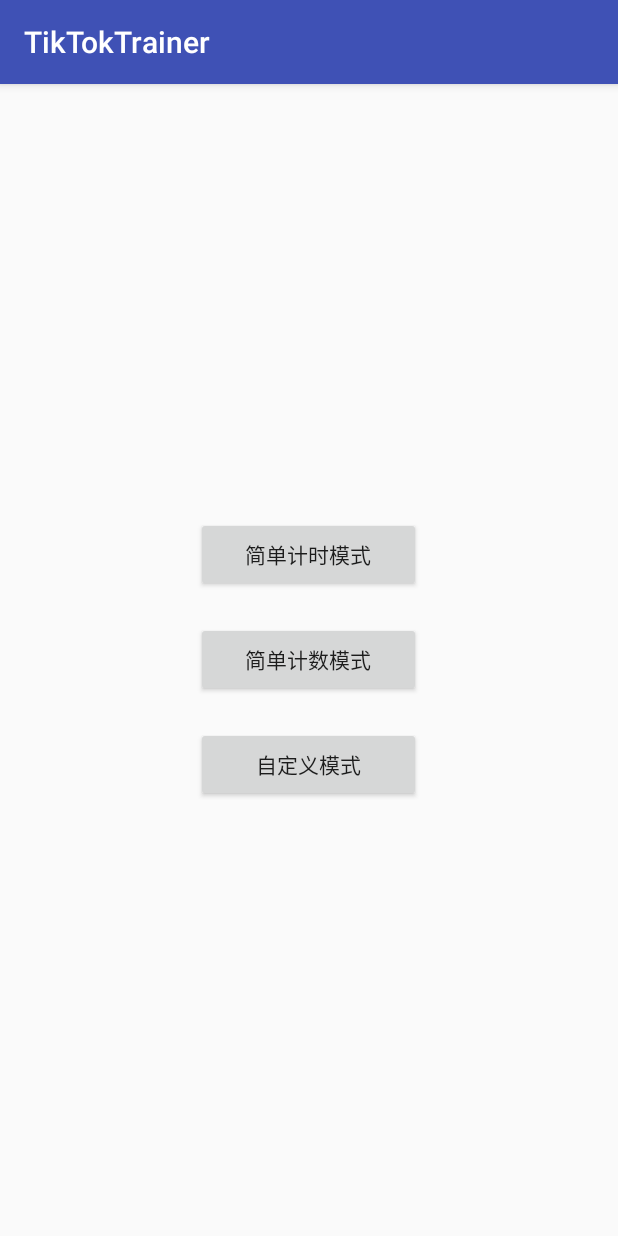
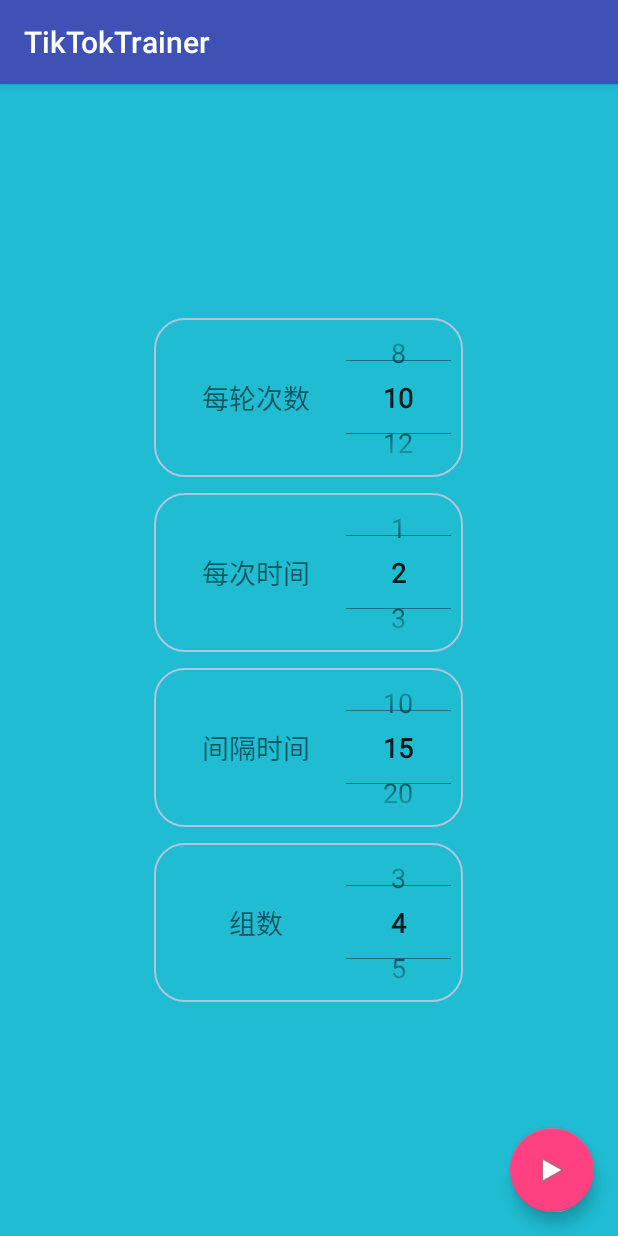
Before and after one commit to xiaoyuz/TikTokTrainer, an Android app: the screen it shows after launch (MainActivity), after a tap on "简单计数模式", on a phone screen of 412 x 824 dp. Run offline under Robolectric (Android 15) with nearby library versions, the phone set to English and light mode, and no system bars.

Commit message:
Count mode,

```diff
--- a/app/src/main/java/xiaoyuz/com/tiktoktrainer/constants/Values.kt
+++ b/app/src/main/java/xiaoyuz/com/tiktoktrainer/constants/Values.kt
@@ -2,3 +2,6 @@ package xiaoyuz.com.tiktoktrainer.constants
 
 val roundTimeValues = arrayOf("10", "15", "20", "25", "30", "35", "40", "45", "50", "55", "60")
 val restTimeValues = arrayOf("5", "10", "15", "20", "25", "30", "35", "40", "45", "50", "55", "60")
+
+val roundCountValues = arrayOf("5", "8", "10", "12", "15", "18", "20", "25", "30", "40", "50")
+val perTimeValues = arrayOf("1", "2", "3", "4", "5", "6")
--- /dev/null
+++ b/app/src/main/java/xiaoyuz/com/tiktoktrainer/contract/CountModeSettingContract.kt
@@ -0,0 +1,16 @@
+package xiaoyuz.com.tiktoktrainer.contract
+
+import xiaoyuz.com.tiktoktrainer.base.BasePresenter
+import xiaoyuz.com.tiktoktrainer.base.BaseView
+import xiaoyuz.com.tiktoktrainer.domain.TrainingSchedule
+
+interface CountModeSettingContract {
+
+    interface View : BaseView<Presenter> {
+        fun toTrainingFragment(schedules: List<TrainingSchedule>)
+    }
+
+    interface Presenter : BasePresenter {
+        fun start(roundCountIndex: Int, perTimeIndex: Int, restTimeIndex: Int, count: Int)
+    }
+}
--- /dev/null
+++ b/app/src/main/java/xiaoyuz/com/tiktoktrainer/contract/presenter/CountModeSettingPresenter.kt
@@ -0,0 +1,32 @@
+package xiaoyuz.com.tiktoktrainer.contract.presenter
+
+import xiaoyuz.com.tiktoktrainer.constants.*
+import xiaoyuz.com.tiktoktrainer.contract.CountModeSettingContract
+import xiaoyuz.com.tiktoktrainer.domain.TrainingSchedule
+
+class CountModeSettingPresenter(private val mView: CountModeSettingContract.View) : CountModeSettingContract.Presenter {
+
+    init {
+        mView.presenter = this
+    }
+
+    override fun subscribe() {
+    }
+
+    override fun unsubscribe() {
+    }
+
+    override fun start(roundCountIndex: Int, perTimeIndex: Int, restTimeIndex: Int, count: Int) {
+        val roundCount = roundCountValues[roundCountIndex].toInt()
+        val perTime = perTimeValues[perTimeIndex].toInt()
+        val restTime = restTimeValues[restTimeIndex].toInt()
+        val schedules = mutableListOf<TrainingSchedule>()
+        for (i in 0..count - 1) {
+            schedules.add(TrainingSchedule(mode = Mode.COUNT_MODE, type = ScheduleType.FIGHTING,
+                    count = roundCount, perTime = perTime))
+            schedules.add(TrainingSchedule(mode = Mode.TIME_MODE, type = ScheduleType.REST,
+                    time = restTime))
+        }
+        mView.toTrainingFragment(schedules)
+    }
+}
--- /dev/null
+++ b/app/src/main/java/xiaoyuz/com/tiktoktrainer/contract/view/CountModeSettingFragment.kt
@@ -0,0 +1,75 @@
+package xiaoyuz.com.tiktoktrainer.contract.view
+
+import android.os.Bundle
+import android.support.v4.app.Fragment
+import android.support.v7.app.AppCompatActivity
+import android.view.LayoutInflater
+import android.view.View
+import android.view.ViewGroup
+import com.google.gson.Gson
+import kotlinx.android.synthetic.main.fragment_count_mode_setting.*
+import xiaoyuz.com.tiktoktrainer.R
+import xiaoyuz.com.tiktoktrainer.constants.perTimeValues
+import xiaoyuz.com.tiktoktrainer.constants.restTimeValues
+import xiaoyuz.com.tiktoktrainer.constants.roundCountValues
+import xiaoyuz.com.tiktoktrainer.constants.roundTimeValues
+import xiaoyuz.com.tiktoktrainer.contract.CountModeSettingContract
+import xiaoyuz.com.tiktoktrainer.contract.presenter.TrainingPresenter
+import xiaoyuz.com.tiktoktrainer.domain.TrainingSchedule
+import xiaoyuz.com.tiktoktrainer.utils.addFragment
+
+class CountModeSettingFragment : Fragment(), CountModeSettingContract.View {
+
+    override lateinit var presenter: CountModeSettingContract.Presenter
+
+    override fun onViewCreated(view: View?, savedInstanceState: Bundle?) {
+        initNumberPicks()
+        startButton.setOnClickListener {
+            presenter.start(roundCount.value, perTime.value, restTime.value, count.value)
+        }
+    }
+
+    override fun onCreateView(inflater: LayoutInflater?, container: ViewGroup?,
+                              savedInstanceState: Bundle?)
+            = inflater?.inflate(R.layout.fragment_count_mode_setting, container, false)
+
+    private fun initNumberPicks() {
+        roundCount.apply {
+            displayedValues = roundCountValues
+            minValue = 0
+            maxValue = roundTimeValues.size - 1
+            value = 2
+        }
+        perTime.apply {
+            displayedValues = perTimeValues
+            minValue = 0
+            maxValue = perTimeValues.size - 1
+            value = 1
+        }
+        restTime.apply {
+            displayedValues = restTimeValues
+            minValue = 0
+            maxValue = restTimeValues.size - 1
+            value = 2
+        }
+        count.apply {
+            maxValue = 30
+            minValue = 1
+            value = 4
+        }
+    }
+
+    override fun toTrainingFragment(schedules: List<TrainingSchedule>) {
+        val schedulesJsonStr = Gson().toJson(schedules)
+        val trainingFragment = TrainingFragment().apply {
+            arguments = Bundle().apply { putString("schedules", schedulesJsonStr) }
+        }
+        TrainingPresenter(trainingFragment)
+        (activity as AppCompatActivity).addFragment(trainingFragment)
+    }
+
+    override fun onResume() {
+        super.onResume()
+        presenter.subscribe()
+    }
+}
--- a/app/src/main/java/xiaoyuz/com/tiktoktrainer/contract/view/MainFragment.kt
+++ b/app/src/main/java/xiaoyuz/com/tiktoktrainer/contract/view/MainFragment.kt
@@ -10,6 +10,7 @@ import kotlinx.android.synthetic.main.fragment_main.*
 import xiaoyuz.com.tiktoktrainer.R
 import xiaoyuz.com.tiktoktrainer.constants.Mode
 import xiaoyuz.com.tiktoktrainer.contract.MainContract
+import xiaoyuz.com.tiktoktrainer.contract.presenter.CountModeSettingPresenter
 import xiaoyuz.com.tiktoktrainer.contract.presenter.MainPresenter
 import xiaoyuz.com.tiktoktrainer.contract.presenter.TimeModeSettingPresenter
 import xiaoyuz.com.tiktoktrainer.utils.addFragment
@@ -34,6 +35,10 @@ class MainFragment : Fragment(), MainContract.View {
                 TimeModeSettingPresenter(it)
                 (activity as AppCompatActivity).addFragment(it)
             }
+            Mode.COUNT_MODE -> CountModeSettingFragment().also {
+                CountModeSettingPresenter(it)
+                (activity as AppCompatActivity).addFragment(it)
+            }
         }
     }
 }
--- a/app/src/main/java/xiaoyuz/com/tiktoktrainer/contract/view/TrainingFragment.kt
+++ b/app/src/main/java/xiaoyuz/com/tiktoktrainer/contract/view/TrainingFragment.kt
@@ -54,9 +54,10 @@ class TrainingFragment : Fragment(), TrainingContract.View {
 
     override fun ticTokProgress(scheduleItem: ScheduleItem?, status: ProgressStatus) {
         scheduleItem?.let {
-            val (time, turn, schedule) = scheduleItem
-            schedule.time?.let {
-                count.text = "$time / $it"
+            val (num, turn, schedule) = scheduleItem
+            when (schedule.mode) {
+                Mode.TIME_MODE -> schedule.time?.let { count.text = "$num / $it" }
+                Mode.COUNT_MODE -> schedule.count?.let { count.text = "$num / $it" }
             }
             turnCountTv?.text = turn.toString()
             statusTv?.text = when (status) {
@@ -71,7 +72,9 @@ class TrainingFragment : Fragment(), TrainingContract.View {
                 ProgressStatus.PAUSE -> R.color.color_get_ready_background
                 ProgressStatus.GET_READY -> R.color.color_get_ready_background
             })
-            tikTokAlarm(schedule)
+            if (scheduleItem.tikSound) {
+                tikTokAlarm(schedule)
+            }
         }
     }
 
--- a/app/src/main/java/xiaoyuz/com/tiktoktrainer/domain/ScheduleItem.kt
+++ b/app/src/main/java/xiaoyuz/com/tiktoktrainer/domain/ScheduleItem.kt
@@ -1,3 +1,3 @@
 package xiaoyuz.com.tiktoktrainer.domain
 
-data class ScheduleItem(val time: Int, val turn: Int, val schedule: TrainingSchedule)
+data class ScheduleItem(val num: Int, val turn: Int, val schedule: TrainingSchedule, val tikSound: Boolean)
--- a/app/src/main/java/xiaoyuz/com/tiktoktrainer/domain/TrainingSchedule.kt
+++ b/app/src/main/java/xiaoyuz/com/tiktoktrainer/domain/TrainingSchedule.kt
@@ -3,6 +3,7 @@ package xiaoyuz.com.tiktoktrainer.domain
 import xiaoyuz.com.tiktoktrainer.constants.Mode
 import xiaoyuz.com.tiktoktrainer.constants.ScheduleType
 
-data class TrainingSchedule(val mode: Mode, val type: ScheduleType, val time: Int? = null) {
+data class TrainingSchedule(val mode: Mode, val type: ScheduleType, val time: Int? = null,
+                            val count: Int? = null, val perTime: Int? = null) {
     constructor(): this(mode = Mode.TIME_MODE, type = ScheduleType.REST)
 }
--- a/app/src/main/java/xiaoyuz/com/tiktoktrainer/timer/TicAsyncTask.kt
+++ b/app/src/main/java/xiaoyuz/com/tiktoktrainer/timer/TicAsyncTask.kt
@@ -1,6 +1,7 @@
 package xiaoyuz.com.tiktoktrainer.timer
 
 import android.os.AsyncTask
+import xiaoyuz.com.tiktoktrainer.constants.Mode
 import xiaoyuz.com.tiktoktrainer.constants.ScheduleType
 import xiaoyuz.com.tiktoktrainer.domain.ScheduleItem
 import xiaoyuz.com.tiktoktrainer.domain.TrainingSchedule
@@ -12,11 +13,7 @@ class TicAsyncTask(val roundTikTokFunc: (ScheduleItem) -> Unit,
     private var mPause = false
 
     override fun doInBackground(vararg params: List<TrainingSchedule>) {
-        var index = 0
-        val scheduleItems = params[0].flatMap { schedule ->
-            index += 1
-            (0..schedule.time!!).map { ScheduleItem(it, index, schedule) }
-        }
+        val scheduleItems = genScheduleItems(params[0])
         var tikCount = 0
         try {
             while (!isCancelled) {
@@ -26,15 +23,29 @@ class TicAsyncTask(val roundTikTokFunc: (ScheduleItem) -> Unit,
                 if (tikCount >= scheduleItems.size) {
                     break
                 }
-                val (time, turn, schedule) = scheduleItems[tikCount]
+                val (num, turn, schedule) = scheduleItems[tikCount]
                 publishProgress(scheduleItems[tikCount])
                 tikCount += 1
-                if (time == schedule.time!! && schedule.type == ScheduleType.FIGHTING) {
-//                    roundFinish()
-                }
+//                if (num == schedule.time!! && schedule.type == ScheduleType.FIGHTING) {
+////                    roundFinish()
+//                }
                 Thread.sleep(1000)
             }
         } catch (e: Exception) {
+        }
+    }
+
+    private fun genScheduleItems(trainingSchedules: List<TrainingSchedule>): List<ScheduleItem> {
+        var index = 0
+        return trainingSchedules.flatMap { schedule ->
+            index += 1
+            when (schedule.mode) {
+                Mode.COUNT_MODE -> (0..schedule.count!!).flatMap { count ->
+                    (0..schedule.perTime!! - 1).mapIndexed { s, i -> ScheduleItem(count, index, schedule, i == 0) }
+                }
+                Mode.TIME_MODE -> (0..schedule.time!!).map { ScheduleItem(it, index, schedule, true) }
+                else -> emptyList()
+            }
         }
     }
 
--- /dev/null
+++ b/app/src/main/res/layout/fragment_count_mode_setting.xml
@@ -0,0 +1,77 @@
+<?xml version="1.0" encoding="utf-8"?>
+<android.support.design.widget.CoordinatorLayout xmlns:android="http://schemas.android.com/apk/res/android"
+    xmlns:app="http://schemas.android.com/apk/res-auto"
+    xmlns:tools="http://schemas.android.com/tools"
+    android:layout_width="match_parent"
+    android:layout_height="match_parent">
+    <RelativeLayout
+        android:layout_width="match_parent"
+        android:layout_height="match_parent"
+        android:background="@color/color_setting_background"
+        android:gravity="center">
+
+        <LinearLayout
+            android:id="@+id/layout_round_count"
+            style="@style/SettingFrameItemStyle">
+
+            <TextView
+                style="@style/SettingFrameTextViewStyle"
+                android:text="@string/tv_setting_round_count" />
+
+            <xiaoyuz.com.tiktoktrainer.widget.TrainerNumberPicker
+                android:id="@+id/roundCount"
+                style="@style/SettingFrameNumberPickStyle" />
+        </LinearLayout>
+
+        <LinearLayout
+            android:id="@+id/layout_per_time"
+            style="@style/SettingFrameItemStyle"
+            android:layout_below="@id/layout_round_count">
+
+            <TextView
+                style="@style/SettingFrameTextViewStyle"
+                android:text="@string/tv_setting_per_time" />
+
+            <xiaoyuz.com.tiktoktrainer.widget.TrainerNumberPicker
+                android:id="@+id/perTime"
+                style="@style/SettingFrameNumberPickStyle" />
+        </LinearLayout>
+
+        <LinearLayout
+            android:id="@+id/layout_rest_time"
+            style="@style/SettingFrameItemStyle"
+            android:layout_below="@id/layout_per_time">
+
+            <TextView
+                style="@style/SettingFrameTextViewStyle"
+                android:text="@string/tv_setting_rest_time" />
+
+            <xiaoyuz.com.tiktoktrainer.widget.TrainerNumberPicker
+                android:id="@+id/restTime"
+                style="@style/SettingFrameNumberPickStyle" />
+        </LinearLayout>
+
+        <LinearLayout
+            android:id="@+id/layout_count"
+            style="@style/SettingFrameItemStyle"
+            android:layout_below="@id/layout_rest_time">
+
+            <TextView
+                style="@style/SettingFrameTextViewStyle"
+                android:text="@string/tv_setting_count" />
+
+            <xiaoyuz.com.tiktoktrainer.widget.TrainerNumberPicker
+                android:id="@+id/count"
+                style="@style/SettingFrameNumberPickStyle" />
+        </LinearLayout>
+
+    </RelativeLayout>
+
+    <android.support.design.widget.FloatingActionButton
+        android:id="@+id/startButton"
+        android:layout_width="wrap_content"
+        android:layout_height="wrap_content"
+        android:layout_gravity="bottom|end"
+        android:layout_margin="@dimen/fab_margin"
+        android:src="@android:drawable/ic_media_play" />
+</android.support.design.widget.CoordinatorLayout>
--- a/app/src/main/res/values/strings.xml
+++ b/app/src/main/res/values/strings.xml
@@ -8,6 +8,8 @@
     <string name="tv_setting_round_time">每轮时间</string>
     <string name="tv_setting_rest_time">间隔时间</string>
     <string name="tv_setting_count">组数</string>
+    <string name="tv_setting_round_count">每轮次数</string>
+    <string name="tv_setting_per_time">每次时间</string>
 
     <string name="status_work_out">WORK OUT</string>
     <string name="status_rest_now">REST NOW</string>
```
